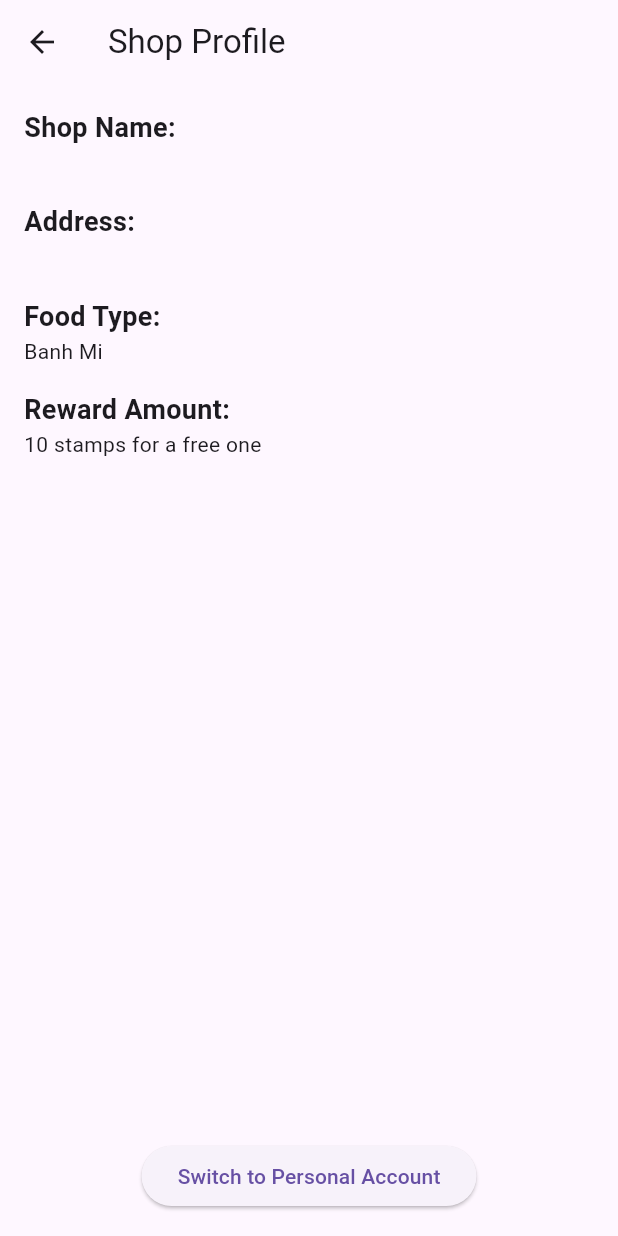
After one commit to AdriBusse/tapstamp, a Flutter app: the RegisterShopScreen screen opened directly, after a tap on the "remove" icon, after a tap on the "add" icon, after a tap on "Save", on a phone screen of 412 x 824 dp. The commit adds this screen. Run offline on Flutter 3.47's test engine with Material 3 defaults, Android fonts, the phone set to English and light mode, and no system bars.

Commit message:
architecture cleanup

```diff
--- a/lib/main.dart
+++ b/lib/main.dart
@@ -1,6 +1,6 @@
 import 'package:flutter/material.dart';
-import 'screens/home_screen.dart';
-import 'screens/profile_screen.dart';
+import 'screens/user/home_screen.dart';
+import 'screens/user/user_profile_screen.dart';
 
 void main() {
   runApp(const MyApp());
@@ -17,7 +17,7 @@ class MyApp extends StatelessWidget {
       initialRoute: '/',
       routes: {
         '/': (context) => const HomeScreen(),
-        '/profile': (context) => const ProfileScreen(),
+        '/profile': (context) => const UserProfileScreen(),
       },
     );
   }
--- a/lib/screens/register_shop.dart
+++ b/lib/screens/shop/register_shop_screen.dart
@@ -1,17 +1,18 @@
 import 'package:flutter/material.dart';
-import '../components/custom_text_field.dart';
-import '../components/dropdown_field.dart';
-import '../components/counter_field.dart';
-import '../components/save_button.dart';
+import 'shop_profile_screen.dart';
+import '../../components/custom_text_field.dart';
+import '../../components/dropdown_field.dart';
+import '../../components/counter_field.dart';
+import '../../components/save_button.dart';
 
-class RegisterShop extends StatefulWidget {
-  const RegisterShop({Key? key}) : super(key: key);
+class RegisterShopScreen extends StatefulWidget {
+  const RegisterShopScreen({Key? key}) : super(key: key);
 
   @override
-  _RegisterShopState createState() => _RegisterShopState();
+  _RegisterShopScreenState createState() => _RegisterShopScreenState();
 }
 
-class _RegisterShopState extends State<RegisterShop> {
+class _RegisterShopScreenState extends State<RegisterShopScreen> {
   final TextEditingController shopNameController = TextEditingController();
   final TextEditingController addressController = TextEditingController();
   String foodType = 'Banh Mi';
@@ -22,12 +23,6 @@ class _RegisterShopState extends State<RegisterShop> {
     return Scaffold(
       appBar: AppBar(
         title: const Text('Register Shop'),
-        actions: [
-          IconButton(
-            onPressed: () {},
-            icon: const Icon(Icons.store),
-          ),
-        ],
       ),
       body: Padding(
         padding: const EdgeInsets.all(16.0),
@@ -87,8 +82,17 @@ class _RegisterShopState extends State<RegisterShop> {
             const Spacer(),
             SaveButton(
               onPressed: () {
-                // Add save functionality here
-                print('Shop saved: ${shopNameController.text}');
+                Navigator.push(
+                  context,
+                  MaterialPageRoute(
+                    builder: (context) => ShopProfileScreen(
+                      shopName: shopNameController.text,
+                      address: addressController.text,
+                      foodType: foodType,
+                      rewardAmount: amount,
+                    ),
+                  ),
+                );
               },
             ),
           ],
--- /dev/null
+++ b/lib/screens/shop/shop_profile_screen.dart
@@ -0,0 +1,71 @@
+import 'package:flutter/material.dart';
+import 'package:tapstamp/screens/user/user_profile_screen.dart';
+
+class ShopProfileScreen extends StatelessWidget {
+  final String shopName;
+  final String address;
+  final String foodType;
+  final int rewardAmount;
+
+  const ShopProfileScreen({
+    Key? key,
+    required this.shopName,
+    required this.address,
+    required this.foodType,
+    required this.rewardAmount,
+  }) : super(key: key);
+
+  @override
+  Widget build(BuildContext context) {
+    return Scaffold(
+      appBar: AppBar(
+        title: const Text('Shop Profile'),
+      ),
+      body: Padding(
+        padding: const EdgeInsets.all(16.0),
+        child: Column(
+          crossAxisAlignment: CrossAxisAlignment.start,
+          children: [
+            Text(
+              'Shop Name:',
+              style: const TextStyle(fontSize: 18, fontWeight: FontWeight.bold),
+            ),
+            Text(shopName),
+            const SizedBox(height: 16),
+            Text(
+              'Address:',
+              style: const TextStyle(fontSize: 18, fontWeight: FontWeight.bold),
+            ),
+            Text(address),
+            const SizedBox(height: 16),
+            Text(
+              'Food Type:',
+              style: const TextStyle(fontSize: 18, fontWeight: FontWeight.bold),
+            ),
+            Text(foodType),
+            const SizedBox(height: 16),
+            Text(
+              'Reward Amount:',
+              style: const TextStyle(fontSize: 18, fontWeight: FontWeight.bold),
+            ),
+            Text('$rewardAmount stamps for a free one'),
+            const Spacer(),
+            Center(
+              child: ElevatedButton(
+                onPressed: () {
+                  Navigator.push(
+                    context,
+                    MaterialPageRoute(
+                      builder: (context) => const UserProfileScreen(), // Navigate to BusinessAuthScreen
+                    ),
+                  );
+                },
+                child: const Text('Switch to Personal Account'),
+              ),
+            ),
+          ],
+        ),
+      ),
+    );
+  }
+}
--- a/lib/screens/home_screen.dart
+++ b/lib/screens/user/home_screen.dart
@@ -1,7 +1,7 @@
 import 'package:flutter/material.dart';
-import '../components/shop_card.dart';
-import '../models/shop.dart';
-import '../services/database_service.dart';
+import '../../components/shop_card.dart';
+import '../../models/shop.dart';
+import '../../services/database_service.dart';
 
 class HomeScreen extends StatelessWidget {
   const HomeScreen({super.key});
```
Also changed, not shown: lib/screens/shop/shop_auth_screen.dart (renamed from lib/screens/shop_profile.dart, +16 -11 lines), lib/screens/user/user_profile_screen.dart (renamed from lib/screens/profile_screen.dart, +4 -5 lines).
